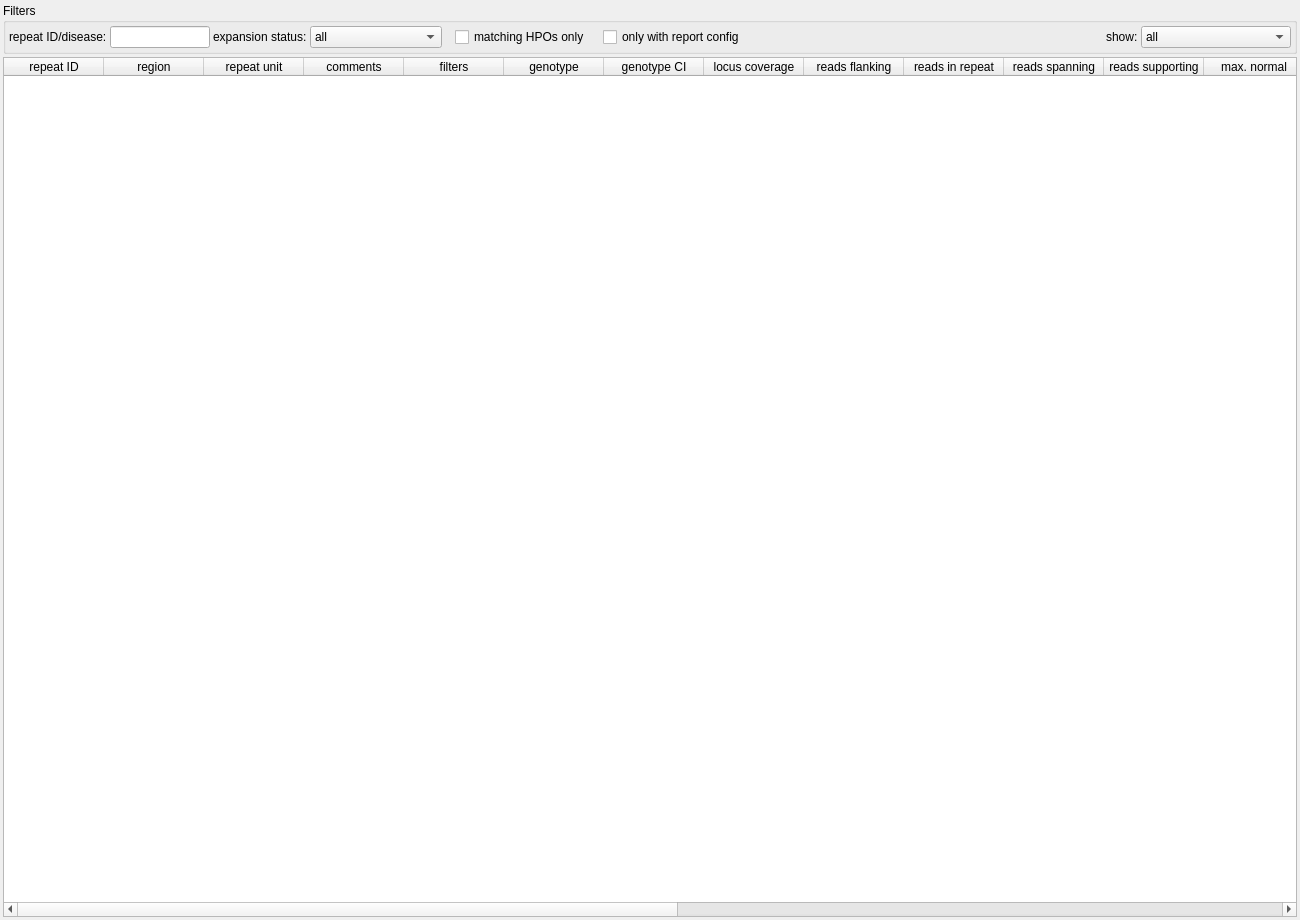
Old version of the form src/GSvar/RepeatExpansionWidget.ui in the repository imgag/ngs-bits.
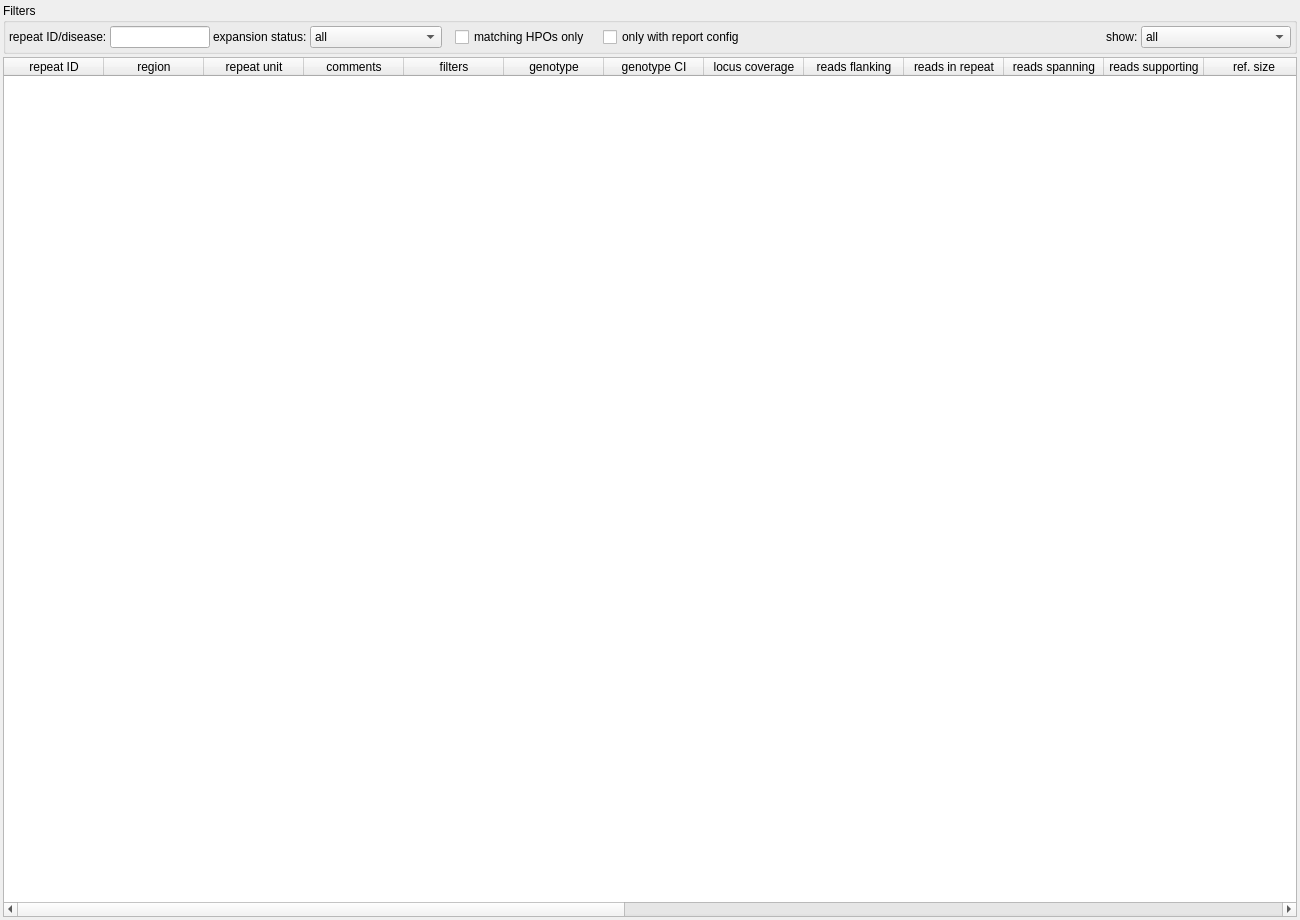
New version of the form.

Commit message: lrGS repeat exansions (#781)

```diff
--- a/src/GSvar/RepeatExpansionWidget.ui
+++ b/src/GSvar/RepeatExpansionWidget.ui
@@ -321,6 +321,11 @@
        <string>reads supporting</string>
       </property>
      </column>
+     <column>
+      <property name="text">
+       <string>ref. size</string>
+      </property>
+     </column>
      <column>
       <property name="text">
        <string>max. normal</string>
@@ -388,6 +393,11 @@
        <string>in-house testing</string>
       </property>
      </column>
+     <column>
+      <property name="text">
+       <string>overlapping insertions</string>
+      </property>
+     </column>
     </widget>
    </item>
   </layout>
```
The commit also changes 7 other files.
